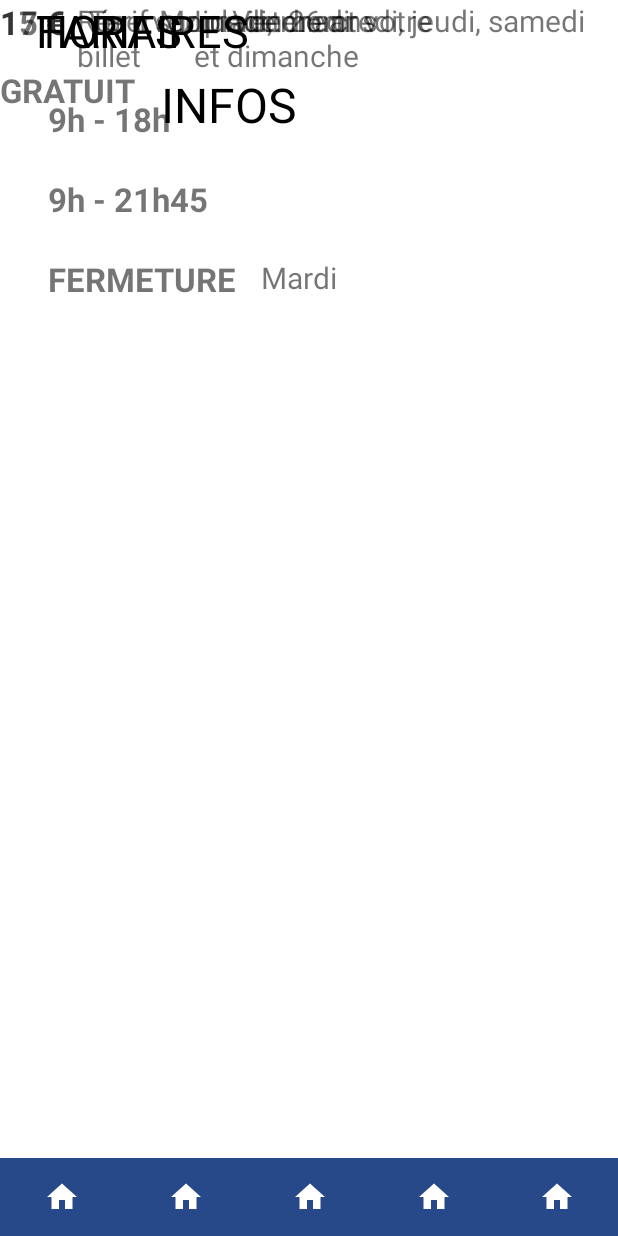
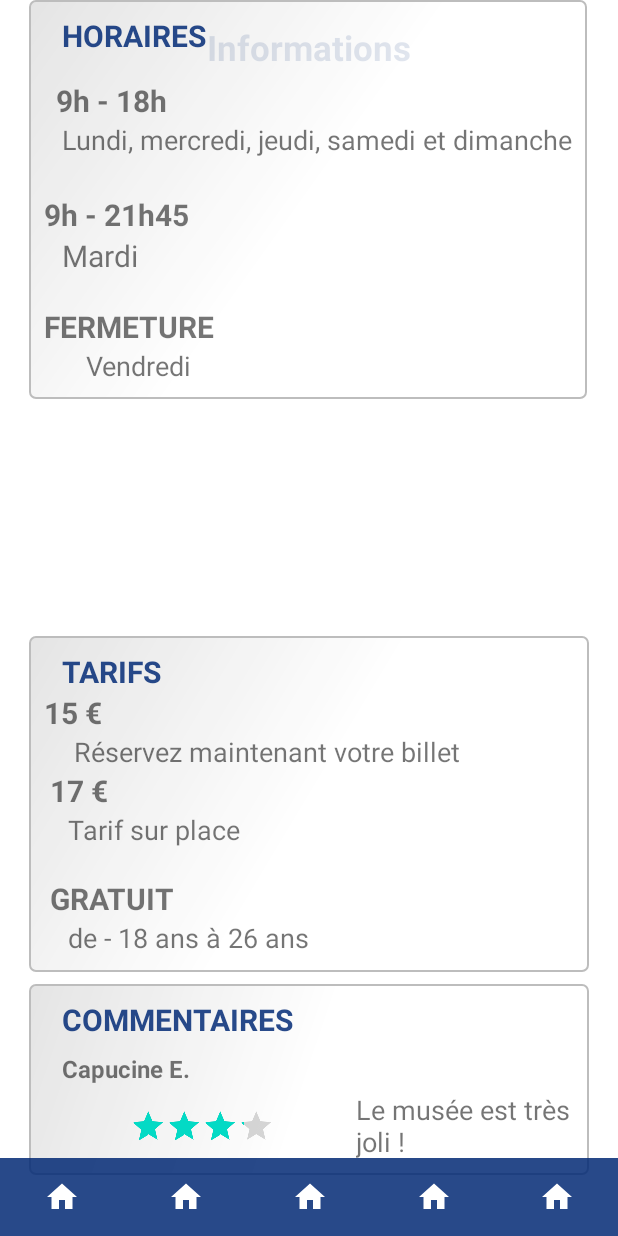
Before and after one commit to sonicyouth7/Museum_application, an Android app: the layout infos.xml on its own in the app's theme, with its tools: preview values and no code run, on a phone screen of 412 x 824 dp. Run offline under Robolectric (Android 15) with nearby library versions, the phone set to English and light mode, and no system bars.

Commit message:
histoiredumusee description_oeuvre

```diff
--- a/app/src/main/java/com/example/museum_app/histoiredumusee.java
+++ b/app/src/main/java/com/example/museum_app/histoiredumusee.java
@@ -1,22 +1,35 @@
-package com.example.museum_app;
+package com.example.yourapplication;
 
 import android.content.Intent;
 import android.net.Uri;
 import android.os.Bundle;
 import android.view.View;
+import android.widget.TextView;
 
 import androidx.appcompat.app.AppCompatActivity;
 
-public class histoiredumusee extends AppCompatActivity {
+import com.example.museum_app.R;
+
+public class MainActivity extends AppCompatActivity {
 
     @Override
     protected void onCreate(Bundle savedInstanceState) {
         super.onCreate(savedInstanceState);
         setContentView(R.layout.histoiredumusee);
+
+        TextView videoTitle = findViewById(R.id.video_title);
+        videoTitle.setOnClickListener(new View.OnClickListener() {
+            @Override
+            public void onClick(View v) {
+                openYoutubeVideo();
+            }
+        });
     }
 
-    public void openYoutubeVideo(View view) {
-        Intent intent = new Intent(Intent.ACTION_VIEW, Uri.parse("https://www.youtube.com/watch?v=U-DOGB4iVBM"));
+    private void openYoutubeVideo() {
+        String videoId = "id_louvre"; // Remplacez ceci par l'ID de votre vidéo
+        String youtubeUrl = "https://www.youtube.com/watch?v=U-DOGB4iVBM" + "id_louvre";
+        Intent intent = new Intent(Intent.ACTION_VIEW, Uri.parse(youtubeUrl));
         startActivity(intent);
     }
 }
--- a/app/src/main/res/drawable/baseline_video_library_24.xml
+++ b/app/src/main/res/drawable/baseline_video_library_24.xml
@@ -1,4 +1,4 @@
-<vector android:height="24dp" android:tint="#A99886"
+<vector android:height="24dp" android:tint="#DA042B76"
     android:viewportHeight="24" android:viewportWidth="24"
     android:width="24dp" xmlns:android="http://schemas.android.com/apk/res/android">
     <path android:fillColor="@android:color/white" android:pathData="M4,6L2,6v14c0,1.1 0.9,2 2,2h14v-2L4,20L4,6zM20,2L8,2c-1.1,0 -2,0.9 -2,2v12c0,1.1 0.9,2 2,2h12c1.1,0 2,-0.9 2,-2L22,4c0,-1.1 -0.9,-2 -2,-2zM12,14.5v-9l6,4.5 -6,4.5z"/>
--- /dev/null
+++ b/app/src/main/res/drawable/rectangle_with_shadow.xml
@@ -0,0 +1,23 @@
+<?xml version="1.0" encoding="utf-8"?>
+<shape xmlns:android="http://schemas.android.com/apk/res/android">
+    <solid android:color="#DA042B76"/>
+
+    <corners android:radius="4dp"/>
+
+    <padding
+        android:left="10dp"
+        android:top="10dp"
+        android:right="10dp"
+        android:bottom="10dp"/>
+
+    <stroke
+        android:width="1dp"
+        android:color="#BDBDBD"/> <!-- Couleur et épaisseur du contour du rectangle -->
+
+    <gradient
+        android:angle="135"
+        android:endColor="#E0E0E0"
+        android:centerColor="#FFFFFF"
+        android:startColor="#FFFFFF"
+        android:type="linear"/> <!-- Dégradé pour donner un effet d'ombre -->
+</shape>
--- a/app/src/main/res/layout/histoiredumusee.xml
+++ b/app/src/main/res/layout/histoiredumusee.xml
@@ -87,6 +87,7 @@
         android:textColor="#DA042B76"
         android:textSize="20sp"
         android:textStyle="bold"
+        android:clickable="true"
         />
 
     <TextView
--- a/app/src/main/res/layout/infos.xml
+++ b/app/src/main/res/layout/infos.xml
@@ -8,52 +8,67 @@
     android:orientation="horizontal">
 
     <TextView
-        android:id="@+id/Infos"
+        android:id="@+id/title"
+        android:layout_width="0dp"
+        android:layout_height="wrap_content"
+        android:layout_marginTop="16dp"
+        android:gravity="center"
+        android:text="Informations"
+        android:textColor="#DA042B76"
+        android:textSize="23sp"
+        android:textStyle="bold"
+        app:layout_constraintEnd_toEndOf="parent"
+        app:layout_constraintStart_toStartOf="parent"
+        app:layout_constraintTop_toTopOf="parent" />
+
+    <LinearLayout
+        android:id="@+id/horaires_container"
         android:layout_width="wrap_content"
         android:layout_height="wrap_content"
-        android:layout_marginTop="48dp"
-        android:text="INFOS"
-        android:textColor="@color/black"
-        android:textSize="32sp"
+        android:background="@drawable/rectangle_with_shadow"
+        android:orientation="vertical"
         app:layout_constraintEnd_toEndOf="parent"
-        app:layout_constraintHorizontal_bias="0.333"
+        app:layout_constraintHorizontal_bias="0.487"
         app:layout_constraintStart_toStartOf="parent"
-        app:layout_constraintTop_toTopOf="parent"
-        tools:ignore="MissingConstraints" />
+        tools:ignore="MissingConstraints"
+        tools:layout_editor_absoluteY="59dp">
 
         <TextView
             android:id="@+id/Horaires"
             android:layout_width="wrap_content"
             android:layout_height="wrap_content"
-        android:layout_marginStart="24dp"
+            android:layout_marginStart="12dp"
             android:text="Horaires"
             android:textAllCaps="true"
-        android:textColor="@color/black"
-        android:textSize="30sp"
+            android:textColor="#DA042B76"
+            android:textSize="20sp"
+            android:textStyle="bold"
             app:layout_constraintStart_toStartOf="parent"
             tools:ignore="MissingConstraints"
-        tools:layout_editor_absoluteY="157dp" />
+            tools:layout_editor_absoluteY="84dp" />
+
         <TextView
             android:id="@+id/Heures_norm"
             android:layout_width="wrap_content"
             android:layout_height="wrap_content"
             android:layout_marginStart="8dp"
-        android:layout_marginTop="24dp"
+            android:layout_marginTop="16dp"
             android:text="9h - 18h"
-        android:textSize="22sp"
+            android:textSize="20sp"
             android:textStyle="bold"
             app:layout_constraintStart_toStartOf="@+id/Horaires"
             app:layout_constraintTop_toBottomOf="@+id/Horaires" />
 
         <TextView
             android:id="@+id/Jours_norm"
-        android:layout_width="281dp"
+            android:layout_width="wrap_content"
             android:layout_height="wrap_content"
-        android:layout_marginStart="16dp"
+            android:layout_marginStart="12dp"
             android:text="Lundi, mercredi, jeudi, samedi et dimanche"
-        android:textSize="20sp"
+            android:textSize="18sp"
+            app:layout_constraintBottom_toBottomOf="@+id/Heures_norm"
             app:layout_constraintStart_toEndOf="@+id/Heures_norm"
-        tools:layout_editor_absoluteY="221dp"
+            app:layout_constraintTop_toTopOf="@+id/Heures_norm"
             tools:ignore="MissingConstraints" />
 
         <TextView
@@ -62,112 +77,130 @@
             android:layout_height="wrap_content"
             android:layout_marginTop="24dp"
             android:text="9h - 21h45"
-        android:textSize="22sp"
+            android:textSize="20sp"
             android:textStyle="bold"
             app:layout_constraintStart_toStartOf="@+id/Heures_norm"
             app:layout_constraintTop_toBottomOf="@+id/Heures_norm"
             tools:ignore="UnknownId" />
 
         <TextView
-        android:id="@+id/Vendredi"
+            android:id="@+id/Ferme_mardi"
             android:layout_width="wrap_content"
             android:layout_height="wrap_content"
-        android:layout_marginStart="16dp"
-        android:text="Vendredi"
+            android:layout_marginStart="12dp"
+            android:text="Mardi"
             android:textSize="20sp"
-        app:layout_constraintStart_toEndOf="@+id/Heures_vendredi"
-        tools:layout_editor_absoluteY="277dp"
-        tools:ignore="MissingConstraints" />
+            app:layout_constraintBottom_toBottomOf="@+id/Fermeture"
+            app:layout_constraintStart_toEndOf="@+id/Fermeture"
+            app:layout_constraintTop_toTopOf="@+id/Fermeture"
+            app:layout_constraintVertical_bias="0.0" />
 
         <TextView
             android:id="@+id/Fermeture"
             android:layout_width="wrap_content"
             android:layout_height="wrap_content"
-        android:layout_marginTop="24dp"
+            android:layout_marginTop="20dp"
             android:text="FERMETURE"
-        android:textSize="22sp"
+            android:textSize="20sp"
             android:textStyle="bold"
             app:layout_constraintStart_toStartOf="@+id/Heures_vendredi"
-        app:layout_constraintTop_toBottomOf="@+id/Heures_vendredi"
-        />
+            app:layout_constraintTop_toBottomOf="@+id/Heures_vendredi" />
 
         <TextView
-        android:id="@+id/Ferme_mardi"
+            android:id="@+id/Vendredi"
             android:layout_width="wrap_content"
             android:layout_height="wrap_content"
-        android:layout_marginStart="16dp"
-        android:text="Mardi"
-        android:textSize="20sp"
-        app:layout_constraintStart_toEndOf="@+id/Fermeture"
-        app:layout_constraintTop_toTopOf="@+id/Fermeture" />
+            android:layout_marginStart="28dp"
+            android:text="Vendredi"
+            android:textSize="18sp"
+            app:layout_constraintStart_toEndOf="@+id/Heures_vendredi"
+            tools:ignore="MissingConstraints"
+            tools:layout_editor_absoluteY="198dp" />
+
+    </LinearLayout>
+
+    <LinearLayout
+        android:id="@+id/tarifs_container"
+        android:layout_width="373dp"
+        android:layout_height="224dp"
+        android:layout_marginBottom="124dp"
+        android:background="@drawable/rectangle_with_shadow"
+        android:orientation="vertical"
+        app:layout_constraintBottom_toTopOf="@+id/include"
+        app:layout_constraintEnd_toEndOf="parent"
+        app:layout_constraintStart_toStartOf="parent"
+        tools:ignore="MissingConstraints">
 
         <TextView
             android:id="@+id/Tarifs"
             android:layout_width="wrap_content"
             android:layout_height="wrap_content"
-        android:layout_marginStart="24dp"
+            android:layout_marginStart="12dp"
             android:text="Tarifs"
             android:textAllCaps="true"
-        android:textColor="@color/black"
-        android:textSize="30sp"
-        app:layout_constraintStart_toStartOf="parent"
-        tools:ignore="MissingConstraints"
-        tools:layout_editor_absoluteY="445dp" />
+            android:textColor="#DA042B76"
+            android:textSize="20sp"
+            android:textStyle="bold" />
 
         <TextView
             android:id="@+id/Tarifs_online"
             android:layout_width="wrap_content"
             android:layout_height="wrap_content"
-        android:text="17 €"
-        android:textSize="22sp"
+            android:text="15 €"
+            android:textSize="20sp"
             android:textStyle="bold"
-        tools:layout_editor_absoluteX="24dp"
-        tools:layout_editor_absoluteY="511dp"
-        tools:ignore="MissingConstraints" />
+            tools:ignore="MissingConstraints"
+            tools:layout_editor_absoluteX="40dp"
+            tools:layout_editor_absoluteY="469dp" />
 
         <TextView
             android:id="@+id/Lien_web"
-        android:layout_width="281dp"
+            android:layout_width="351dp"
             android:layout_height="wrap_content"
-        android:layout_marginStart="8dp"
+            android:layout_marginStart="20dp"
+            android:layout_marginLeft="20dp"
             android:autoLink="web"
             android:text="Réservez maintenant votre billet"
-        android:textSize="20sp"
+            android:textSize="18sp"
+            app:layout_constraintBottom_toBottomOf="@+id/Tarifs_online"
             app:layout_constraintStart_toEndOf="@+id/Tarifs_online"
-        tools:layout_editor_absoluteY="514dp"
+            app:layout_constraintTop_toTopOf="@+id/Tarifs_online"
+            app:layout_constraintVertical_bias="1.0"
             tools:ignore="MissingConstraints" />
-
 
         <TextView
             android:id="@+id/Tarifs_sur_place"
             android:layout_width="wrap_content"
             android:layout_height="wrap_content"
-        android:text="15 €"
-        android:textSize="22sp"
+            android:layout_marginStart="4dp"
+            android:layout_marginLeft="4dp"
+            android:text="17 €"
+            android:textSize="20sp"
             android:textStyle="bold"
             app:layout_constraintStart_toStartOf="@+id/Tarifs_online"
-        tools:layout_editor_absoluteY="574dp"
-        tools:ignore="MissingConstraints,UnknownId" />
-
+            tools:layout_editor_absoluteY="567dp" />
 
         <TextView
             android:id="@+id/Tarifs_ligne"
             android:layout_width="wrap_content"
             android:layout_height="wrap_content"
             android:layout_marginStart="16dp"
+            android:layout_marginLeft="16dp"
             android:text="Tarif sur place"
-        android:textSize="20sp"
+            android:textSize="18sp"
             app:layout_constraintStart_toEndOf="@+id/Tarifs_sur_place"
             tools:ignore="MissingConstraints"
-        tools:layout_editor_absoluteY="576dp" />
+            tools:layout_editor_absoluteY="445dp" />
 
         <TextView
             android:id="@+id/Gratuit"
             android:layout_width="wrap_content"
             android:layout_height="wrap_content"
-        android:layout_marginTop="16dp"
+            android:layout_marginStart="4dp"
+            android:layout_marginLeft="4dp"
+            android:layout_marginTop="20dp"
             android:text="GRATUIT"
-        android:textSize="22sp"
+            android:textSize="20sp"
             android:textStyle="bold"
             app:layout_constraintStart_toStartOf="@+id/Tarifs_sur_place"
             app:layout_constraintTop_toBottomOf="@+id/Tarifs_sur_place" />
@@ -177,13 +210,82 @@
             android:layout_width="wrap_content"
             android:layout_height="wrap_content"
             android:layout_marginStart="16dp"
-        android:text="Moins de 26 ans"
+            android:text="de - 18 ans à 26 ans"
+            android:textSize="18dp"
+            app:layout_constraintStart_toEndOf="@+id/Gratuit"
+            tools:ignore="MissingConstraints"
+            tools:layout_editor_absoluteY="421dp" />
+
+    </LinearLayout>
+
+    <LinearLayout
+        android:id="@+id/commentaires_container"
+        android:layout_width="373dp"
+        android:layout_height="wrap_content"
+        android:layout_marginTop="8dp"
+        android:background="@drawable/rectangle_with_shadow"
+        android:orientation="vertical"
+        app:layout_constraintEnd_toEndOf="parent"
+        app:layout_constraintStart_toStartOf="parent"
+        app:layout_constraintTop_toBottomOf="@+id/tarifs_container">
+
+        <TextView
+            android:id="@+id/commentaires_title"
+            android:layout_width="wrap_content"
+            android:layout_height="wrap_content"
+            android:layout_marginStart="12dp"
+            android:text="Commentaires"
+            android:textAllCaps="true"
+            android:textColor="#DA042B76"
             android:textSize="20sp"
-        app:layout_constraintStart_toEndOf="@+id/Gratuit"
-        tools:layout_editor_absoluteY="619dp"
-        tools:ignore="MissingConstraints" />
+            android:textStyle="bold" />
+
+        <LinearLayout
+            android:layout_width="match_parent"
+            android:layout_height="wrap_content"
+            android:layout_marginTop="8dp"
+            android:orientation="vertical">
+
+            <TextView
+                android:id="@+id/username"
+                android:layout_width="wrap_content"
+                android:layout_height="wrap_content"
+                android:layout_marginStart="12dp"
+                android:text="Capucine E."
+                android:textSize="16sp"
+                android:textStyle="bold" />
+
+            <LinearLayout
+                android:layout_width="match_parent"
+                android:layout_height="wrap_content"
+                android:layout_marginTop="4dp"
+                android:orientation="horizontal">
+
+                <RatingBar
+                    android:id="@+id/ratingBar"
+                    android:layout_width="190dp"
+                    android:layout_height="match_parent"
+                    android:layout_marginStart="10dp"
+                    android:numStars="5"
+                    android:rating="4"
+                    android:scaleX="0.5"
+                    android:scaleY="0.5"
+                    android:stepSize="1" />
+
+                <TextView
+                    android:id="@+id/commentaire_text"
+                    android:layout_width="0dp"
+                    android:layout_height="wrap_content"
+                    android:layout_marginStart="8dp"
+                    android:layout_weight="1"
+                    android:text="Le musée est très joli !"
+                    android:textSize="18sp" />
+            </LinearLayout>
+        </LinearLayout>
+    </LinearLayout>
 
     <include
+        android:id="@+id/include"
         layout="@layout/menu_activity"
         android:layout_width="wrap_content"
         android:layout_height="wrap_content"
```
Lines whose indentation alone changed are shown as unchanged.
